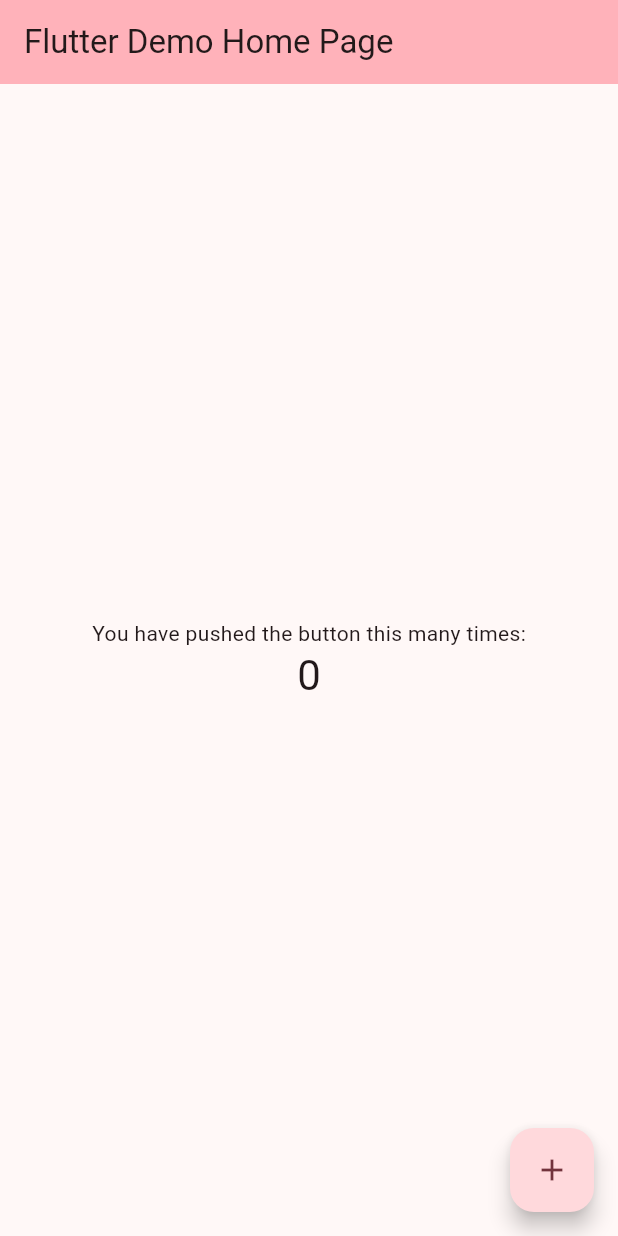
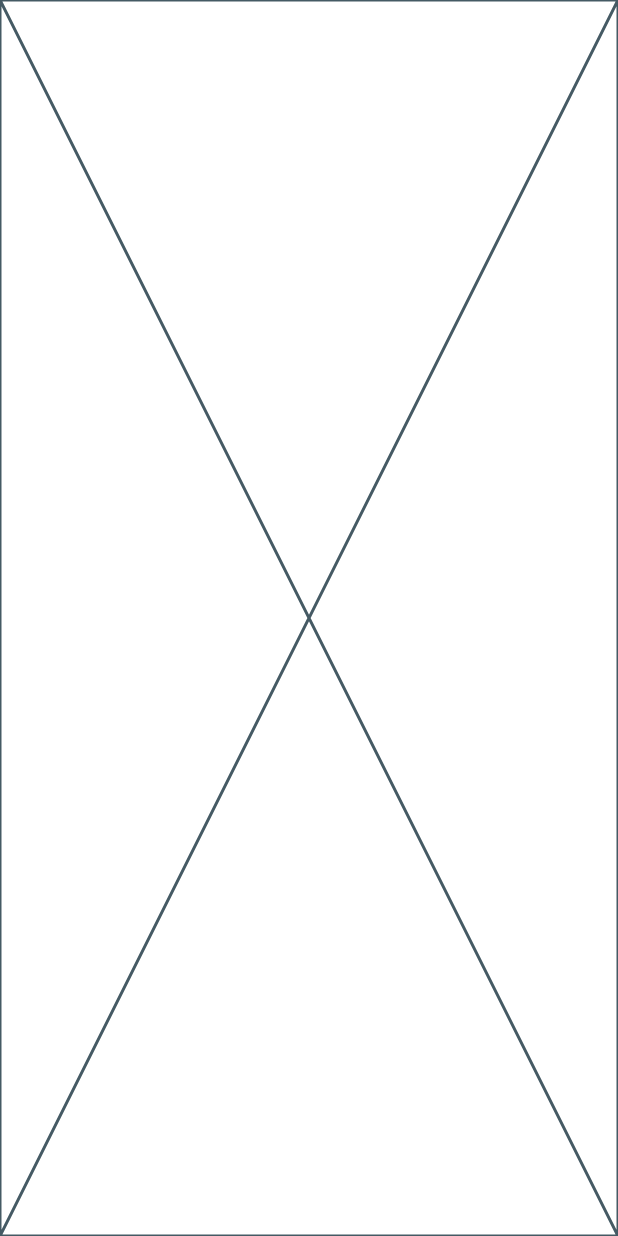
Before and after one commit to HebertCampos/app_rifas, a Flutter app: the screen it shows after launch, on a phone screen of 412 x 824 dp. Run offline on Flutter 3.47's test engine with Material 2 defaults, Android fonts, the light colour scheme and no system bars.

Commit message:
Iniciando a HomePage

```diff
--- a/lib/main.dart
+++ b/lib/main.dart
@@ -1,4 +1,6 @@
 import 'package:flutter/material.dart';
+
+import 'pages/home_page.dart';
 
 void main() {
   runApp(const MyApp());
@@ -16,55 +18,7 @@ class MyApp extends StatelessWidget {
             seedColor: const Color.fromARGB(255, 189, 64, 87)),
         useMaterial3: true,
       ),
-      home: const MyHomePage(title: 'Flutter Demo Home Page'),
+      home: const HomePage(),
     );
   }
 }
-
-class MyHomePage extends StatefulWidget {
-  const MyHomePage({super.key, required this.title});
-
-  final String title;
-
-  @override
-  State<MyHomePage> createState() => _MyHomePageState();
-}
-
-class _MyHomePageState extends State<MyHomePage> {
-  int _counter = 0;
-
-  void _incrementCounter() {
-    setState(() {
-      _counter++;
-    });
-  }
-
-  @override
-  Widget build(BuildContext context) {
-    return Scaffold(
-      appBar: AppBar(
-        backgroundColor: Theme.of(context).colorScheme.inversePrimary,
-        title: Text(widget.title),
-      ),
-      body: Center(
-        child: Column(
-          mainAxisAlignment: MainAxisAlignment.center,
-          children: <Widget>[
-            const Text(
-              'You have pushed the button this many times:',
-            ),
-            Text(
-              '$_counter',
-              style: Theme.of(context).textTheme.headlineMedium,
-            ),
-          ],
-        ),
-      ),
-      floatingActionButton: FloatingActionButton(
-        onPressed: _incrementCounter,
-        tooltip: 'Increment',
-        child: const Icon(Icons.add),
-      ),
-    );
-  }
-}
--- /dev/null
+++ b/lib/pages/home_page.dart
@@ -0,0 +1,15 @@
+import 'package:flutter/material.dart';
+
+class HomePage extends StatefulWidget {
+  const HomePage({super.key});
+
+  @override
+  State<HomePage> createState() => _HomePageState();
+}
+
+class _HomePageState extends State<HomePage> {
+  @override
+  Widget build(BuildContext context) {
+    return const Placeholder();
+  }
+}
```
